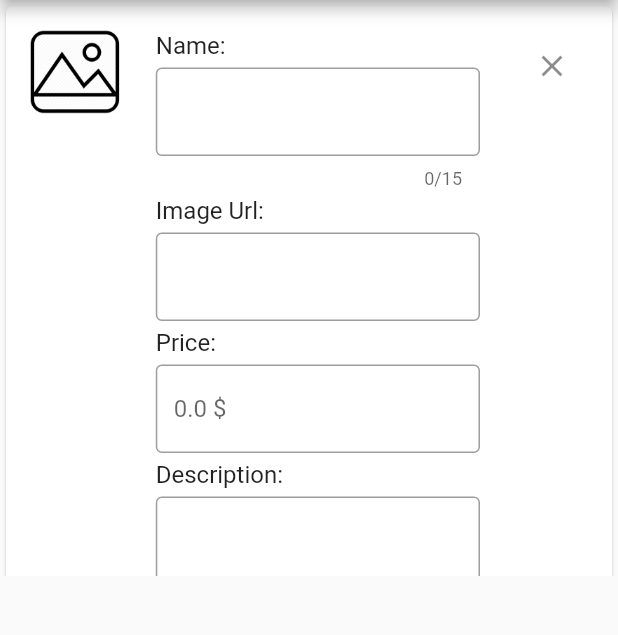
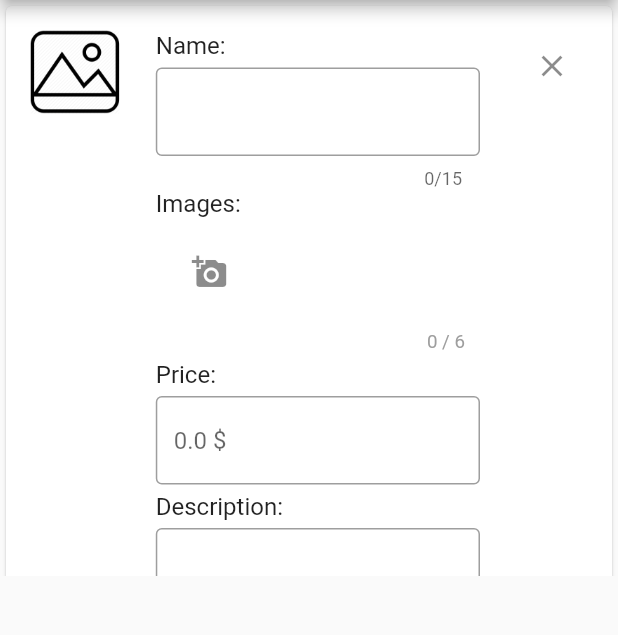
Before and after one commit to Eyzo280/Shop, a Flutter app: the ManageProducts screen opened by its route, after a tap on the "add" icon, on a phone screen of 412 x 824 dp, the part 84-719 px from its top. Run offline on Flutter 3.47's test engine with Material 2 defaults, Android fonts, the phone set to English and light mode, and no system bars; our stand-ins replace cloud_firestore, firebase_auth, flutter_icons, image_picker; accounts and stored records are empty.

Commit message:
New adding images in ManageProducts

```diff
--- /dev/null
+++ b/lib/customRoutes/left.dart
@@ -0,0 +1,27 @@
+import 'package:flutter/material.dart';
+
+class SlideLeftRoute extends PageRouteBuilder {
+  final Widget page;
+  SlideLeftRoute({this.page, RouteSettings settings})
+      : super(
+          pageBuilder: (
+            BuildContext context,
+            Animation<double> animation,
+            Animation<double> secondaryAnimation,
+          ) =>
+              page,
+          transitionsBuilder: (
+            BuildContext context,
+            Animation<double> animation,
+            Animation<double> secondaryAnimation,
+            Widget child,
+          ) =>
+              SlideTransition(
+            position: Tween<Offset>(
+              begin: const Offset(1, 0),
+              end: Offset.zero,
+            ).animate(animation),
+            child: child,
+          ), settings: settings
+        );
+}
--- a/lib/main.dart
+++ b/lib/main.dart
@@ -1,5 +1,6 @@
 import 'package:flutter/material.dart';
 import 'package:provider/provider.dart';
+import 'package:shopapp/customRoutes/left.dart';
 import 'package:shopapp/customRoutes/right.dart';
 import 'package:shopapp/models/product.dart';
 import 'package:shopapp/models/user.dart';
@@ -54,7 +55,7 @@ class MyApp extends StatelessWidget {
                 settings: settings,
               );
             case '/Cart':
-              return new SlideRightRoute(
+              return new SlideLeftRoute(
                 page: page.Cart(),
                 settings: settings,
               );
--- a/lib/widgets/myProduct.dart
+++ b/lib/widgets/manage_products/myProduct.dart
@@ -1,4 +1,6 @@
 import 'package:flutter/material.dart';
+import 'package:flutter_icons/flutter_icons.dart';
+import 'package:image_picker/image_picker.dart';
 import 'package:provider/provider.dart';
 import 'package:shopapp/models/product.dart';
 import 'package:shopapp/models/user.dart';
@@ -19,6 +21,9 @@ class _MyProductState extends State<MyProduct> {
   bool _loading = false;
 
   GlobalKey<FormState> _key = GlobalKey<FormState>();
+
+  final picker = ImagePicker();
+  List<Map<String, dynamic>> addedImages = [];
 
   Product _editProduct = Product(
     uid: null,
@@ -136,64 +141,85 @@ class _MyProductState extends State<MyProduct> {
     );
   }
 
-  Widget imageUrl(Product product) {
+  Widget images() {
     return Column(
       crossAxisAlignment: CrossAxisAlignment.start,
       children: <Widget>[
+        Text('Images:'),
         Container(
-          margin: const EdgeInsets.symmetric(vertical: 5),
-          child: const Text('Image Url:'),
-        ),
-        TextFormField(
-          validator: (val) {
-            if (val.isEmpty && widget.index != null) {
-              return null;
-            }
-            if (!RegExp(r'(?:(?:https?|ftp):\/\/)?[\w/\-?=%.]+\.[\w/\-?=%.]+')
-                .hasMatch(val)) {
-              return 'Invalid url.';
-            }
-            if (widget.index == null && val.isEmpty) {
-              return 'Enter image url.';
-            }
-            return null;
-          },
-          decoration: InputDecoration(
-              border: OutlineInputBorder(), hintText: product.imageUrl),
-          onFieldSubmitted: (val) {
+          height: addedImages.length >= 3 ? 150 : 75,
+          width: double.infinity,
+          child: GridView.count(
+            crossAxisCount: 3,
+            children: List.generate(
+              addedImages.isEmpty
+                  ? 1
+                  : addedImages.length == 6
+                      ? 6
+                      : addedImages.length +
+                          1, // dodaje 1 do ilosci dodanych zdjęć, aby ikona dodawania była zawsze na końcu, oraz jeżeli jest 6 zdjęć to nie dodaje już 1.
+              (index) {
+                if (addedImages.isEmpty || addedImages.length == index) {
+                  return IconButton(
+                    icon: Icon(Icons.add_a_photo),
+                    onPressed: () async {
+                      final pickedFile =
+                          await picker.getImage(source: ImageSource.gallery);
                       setState(() {
-              _editProduct = Product(
-                uid: product.uid,
-                createUid: product.createUid,
-                description: product.description,
-                imageUrl: val,
-                name: _editProduct.name,
-                price: _editProduct.price,
-              );
+                        addedImages.add({'path': pickedFile.path});
+                        print(addedImages);
                       });
                     },
-          onSaved: (val) {
-            if (val.isEmpty) {
-              _editProduct = Product(
-                uid: product.uid,
-                createUid: product.createUid,
-                description: product.description,
-                imageUrl: product.imageUrl,
-                name: _editProduct.name,
-                price: _editProduct.price,
                   );
                 } else {
-              _editProduct = Product(
-                uid: product.uid,
-                createUid: product.createUid,
-                description: _editProduct.description,
-                imageUrl: val,
-                name: _editProduct.name,
-                price: _editProduct.price,
+                  return Padding(
+                    padding: const EdgeInsets.all(8.0),
+                    child: Stack(
+                      children: <Widget>[
+                        addedImages[index]['path']
+                                .toString()
+                                .contains('https://')
+                            ? Image.network(addedImages[index]['path'])
+                            : Image.asset(addedImages[index]['path']),
+                        Positioned(
+                          left: 20,
+                          bottom: 20,
+                          child: IconButton(
+                            splashColor: Color.fromRGBO(0, 0, 0, 0),
+                            highlightColor: Color.fromRGBO(0, 0, 0,
+                                0), // wylaczona animacja prz naciskaniu przycisku
+                            icon: Icon(
+                              MaterialIcons.delete,
+                              size: 20,
+                              color: Theme.of(context).errorColor,
+                            ),
+                            onPressed: () {
+                              setState(() {
+                                addedImages.removeWhere((element) =>
+                                    element['path'] ==
+                                    addedImages[index]['path']);
+                              });
+                            },
+                          ),
+                        )
+                      ],
+                    ),
                   );
                 }
               },
             ),
+          ),
+        ),
+        Padding(
+          padding: const EdgeInsets.symmetric(horizontal: 10.0),
+          child: Align(
+            alignment: Alignment.centerRight,
+            child: Text(
+              '${addedImages.length} / 6',
+              style: TextStyle(fontSize: 12.5, color: Colors.grey),
+            ),
+          ),
+        )
       ],
     );
   }
@@ -348,6 +374,11 @@ class _MyProductState extends State<MyProduct> {
     }
 
     var myProducts = Provider.of<Products>(context).myProducts;
+
+    if (addedImages.isEmpty && widget.index != null) {
+      addedImages.add({'path': myProducts[widget.index].imageUrl});
+    }
+
     Product product = widget.index != null
         ? myProducts[widget.index]
         : Product(
@@ -369,11 +400,13 @@ class _MyProductState extends State<MyProduct> {
                     height: 50,
                     width: 50,
                     child: Image.network(product.imageUrl))
+                : addedImages.isNotEmpty
+                    ? Image.asset(addedImages[0]['path'])
                     : Image.asset('images/empty_url.png'),
         title: AnimatedContainer(
           duration: Duration(milliseconds: 300),
           curve: Curves.easeIn,
-          height: _edit ? 470 : 20,
+          height: !_edit ? 20 : addedImages.length >= 3 ? 560 : 485,
           child: _edit
               ? SingleChildScrollView(
                   child: Padding(
@@ -384,7 +417,7 @@ class _MyProductState extends State<MyProduct> {
                         crossAxisAlignment: CrossAxisAlignment.start,
                         children: <Widget>[
                           name(product),
-                          imageUrl(product),
+                          images(),
                           price(product),
                           description(product),
                           saveButton(product, userUid),
@@ -404,6 +437,10 @@ class _MyProductState extends State<MyProduct> {
                 }
               : () {
                   setState(() {
+                    if (_edit) {
+                      addedImages.clear();
+                    }
+
                     _edit = !_edit;
                   });
                   print('Edit');
--- a/pubspec.yaml
+++ b/pubspec.yaml
@@ -24,6 +24,7 @@ dependencies:
   cloud_firestore: ^0.13.7
   firebase_storage: ^3.1.6
   intl: ^0.16.1
+  image_picker: ^0.6.7+4
 
   # The following adds the Cupertino Icons font to your application.
   # Use with the CupertinoIcons class for iOS style icons.
```
Also changed, not shown: lib/pages/manage_products.dart (+8 -8 lines), pubspec.lock. Lines whose indentation alone changed are shown as unchanged.
